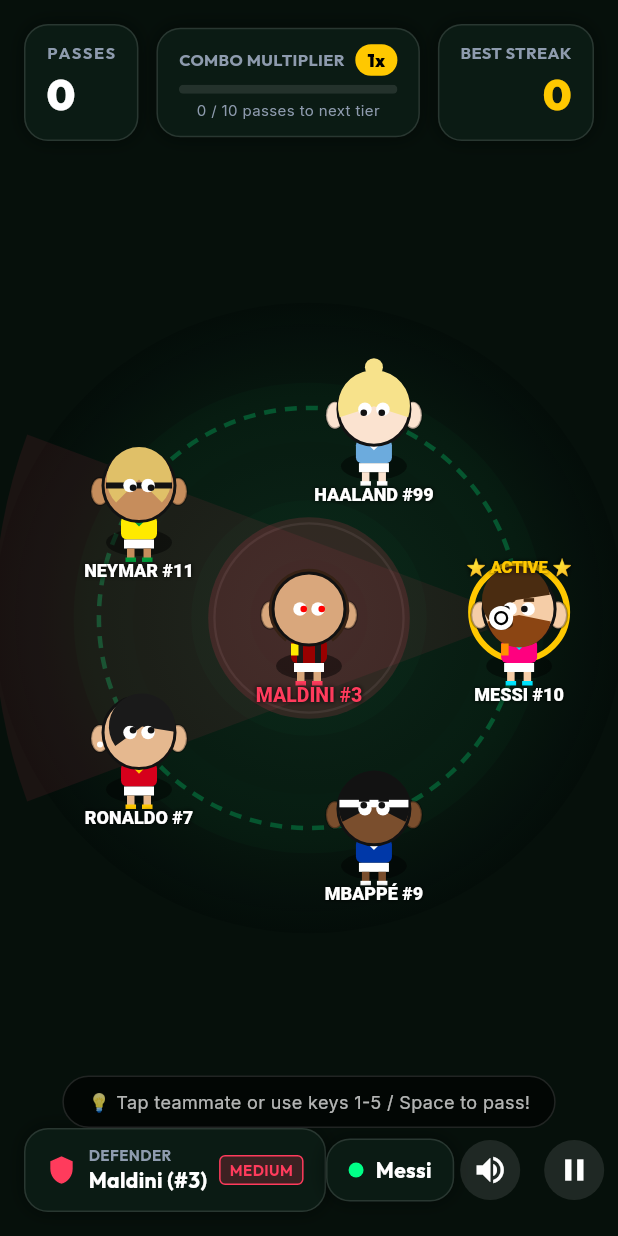
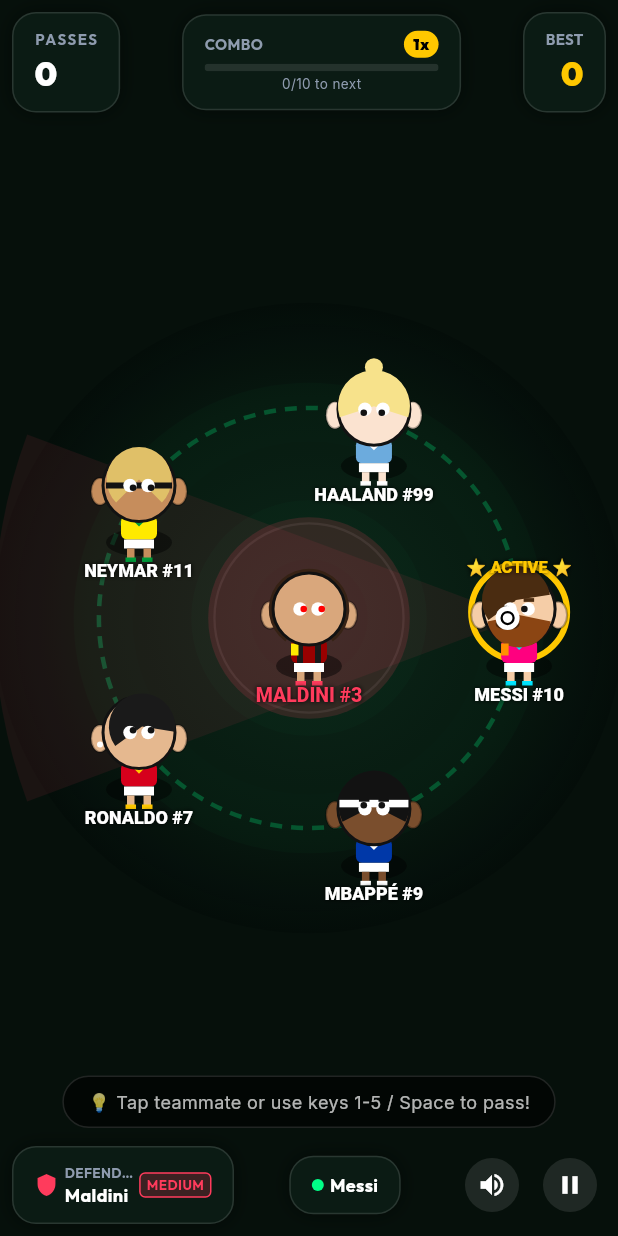
Before and after one commit to SachidanandM14210/football_game, a Flutter app: the screen it shows after launch, after a tap on "SOLO MODE", on a phone screen of 412 x 824 dp. Run offline on Flutter 3.47's test engine with Material 3 defaults, Android fonts, the phone set to English and light mode, and no system bars; our stand-ins replace google_fonts, shared_preferences.

Commit message:
Optimize app performance, eliminate main thread stutter, and fix mobile RenderFlex overflow in HUD overlay

```diff
--- a/lib/engine/game_engine.dart
+++ b/lib/engine/game_engine.dart
@@ -250,11 +250,16 @@
       }
     }
 
+    final prevOwner = ball.owner;
     ball.update();
     checkBallInteractions();
     handleAIPasses(deltaTime);
     updateEffects();
-    notifyListeners();
+
+    // Rebuild UI only if ball owner changed or effects/state active to prevent main thread stutter
+    if (prevOwner != ball.owner || floatingTexts.isNotEmpty || particles.isNotEmpty) {
+      notifyListeners();
+    }
   }
 
   void checkBallInteractions() {
--- a/lib/widgets/hud_overlay.dart
+++ b/lib/widgets/hud_overlay.dart
@@ -26,89 +26,98 @@
         children: [
           // Top HUD Bar
           Positioned(
-            top: 16,
-            left: 16,
-            right: 16,
+            top: 8,
+            left: 8,
+            right: 8,
             child: Row(
               mainAxisAlignment: MainAxisAlignment.spaceBetween,
               children: [
                 // Score Card
-                _buildGlassCard(
+                Flexible(
+                  child: _buildGlassCard(
                     child: Column(
                       crossAxisAlignment: CrossAxisAlignment.start,
+                      mainAxisSize: MainAxisSize.min,
                       children: [
                         Text(
                           'PASSES',
                           style: GoogleFonts.outfit(
                             color: const Color(0xFF8E9BAE),
-                          fontSize: 11,
+                            fontSize: 10,
                             fontWeight: FontWeight.bold,
-                          letterSpacing: 1.1,
+                            letterSpacing: 1.0,
                           ),
                         ),
                         Text(
                           '${game.score}',
                           style: GoogleFonts.outfit(
                             color: Colors.white,
-                          fontSize: 28,
+                            fontSize: 22,
                             fontWeight: FontWeight.w900,
                           ),
                         ),
                       ],
                     ),
                   ),
+                ),
 
                 // Combo Card
                 Expanded(
+                  flex: 2,
                   child: Container(
-                    margin: const EdgeInsets.symmetric(horizontal: 12),
+                    margin: const EdgeInsets.symmetric(horizontal: 6),
                     child: _buildGlassCard(
                       child: Column(
+                        mainAxisSize: MainAxisSize.min,
                         children: [
                           Row(
                             mainAxisAlignment: MainAxisAlignment.spaceBetween,
                             children: [
-                              Text(
-                                'COMBO MULTIPLIER',
+                              Flexible(
+                                child: Text(
+                                  'COMBO',
+                                  overflow: TextOverflow.ellipsis,
                                   style: GoogleFonts.outfit(
                                     color: const Color(0xFF8E9BAE),
-                                  fontSize: 11,
+                                    fontSize: 10,
                                     fontWeight: FontWeight.bold,
                                   ),
                                 ),
+                              ),
                               Container(
-                                padding: const EdgeInsets.symmetric(horizontal: 8, vertical: 2),
+                                padding: const EdgeInsets.symmetric(horizontal: 6, vertical: 1),
                                 decoration: BoxDecoration(
                                   color: const Color(0xFFFFC800),
-                                  borderRadius: BorderRadius.circular(12),
+                                  borderRadius: BorderRadius.circular(10),
                                 ),
                                 child: Text(
                                   '${game.comboMultiplier}x',
                                   style: GoogleFonts.outfit(
                                     color: Colors.black,
-                                    fontSize: 12,
+                                    fontSize: 11,
                                     fontWeight: FontWeight.w900,
                                   ),
                                 ),
                               ),
                             ],
                           ),
-                          const SizedBox(height: 6),
+                          const SizedBox(height: 4),
                           ClipRRect(
                             borderRadius: BorderRadius.circular(4),
                             child: LinearProgressIndicator(
                               value: progress,
                               backgroundColor: Colors.white.withOpacity(0.1),
                               valueColor: const AlwaysStoppedAnimation<Color>(Color(0xFFFFC800)),
-                              minHeight: 6,
+                              minHeight: 5,
                             ),
                           ),
-                          const SizedBox(height: 4),
+                          const SizedBox(height: 2),
                           Text(
-                            '${game.passStreak % 10} / 10 passes to next tier',
+                            '${game.passStreak % 10}/10 to next',
+                            overflow: TextOverflow.ellipsis,
                             style: GoogleFonts.inter(
                               color: const Color(0xFF8E9BAE),
-                              fontSize: 10,
+                              fontSize: 9,
                             ),
                           ),
                         ],
@@ -118,15 +127,17 @@
                 ),
 
                 // Best Streak Card
-                _buildGlassCard(
+                Flexible(
+                  child: _buildGlassCard(
                     child: Column(
                       crossAxisAlignment: CrossAxisAlignment.end,
+                      mainAxisSize: MainAxisSize.min,
                       children: [
                         Text(
-                        'BEST STREAK',
+                          'BEST',
                           style: GoogleFonts.outfit(
                             color: const Color(0xFF8E9BAE),
-                          fontSize: 11,
+                            fontSize: 10,
                             fontWeight: FontWeight.bold,
                           ),
                         ),
@@ -134,11 +145,12 @@
                           '${game.bestStreak}',
                           style: GoogleFonts.outfit(
                             color: const Color(0xFFFFC800),
-                          fontSize: 28,
+                            fontSize: 22,
                             fontWeight: FontWeight.w900,
                           ),
                         ),
                       ],
+                    ),
                   ),
                 ),
               ],
@@ -147,34 +159,41 @@
 
           // Bottom HUD Bar
           Positioned(
-            bottom: 16,
-            left: 16,
-            right: 16,
+            bottom: 8,
+            left: 8,
+            right: 8,
             child: Row(
               mainAxisAlignment: MainAxisAlignment.spaceBetween,
               children: [
                 // Defender Badge Card
-                _buildGlassCard(
+                Flexible(
+                  child: _buildGlassCard(
                     child: Row(
+                      mainAxisSize: MainAxisSize.min,
                       children: [
-                      const Icon(Icons.shield, color: Color(0xFFFF3B5C), size: 20),
-                      const SizedBox(width: 8),
-                      Column(
+                        const Icon(Icons.shield, color: Color(0xFFFF3B5C), size: 16),
+                        const SizedBox(width: 4),
+                        Flexible(
+                          child: Column(
                             crossAxisAlignment: CrossAxisAlignment.start,
+                            mainAxisSize: MainAxisSize.min,
                             children: [
                               Text(
                                 'DEFENDER',
-                            style: GoogleFonts.outfit(color: const Color(0xFF8E9BAE), fontSize: 10, fontWeight: FontWeight.bold),
+                                overflow: TextOverflow.ellipsis,
+                                style: GoogleFonts.outfit(color: const Color(0xFF8E9BAE), fontSize: 9, fontWeight: FontWeight.bold),
                               ),
                               Text(
-                            'Maldini (#3)',
-                            style: GoogleFonts.outfit(color: Colors.white, fontSize: 14, fontWeight: FontWeight.bold),
+                                'Maldini',
+                                overflow: TextOverflow.ellipsis,
+                                style: GoogleFonts.outfit(color: Colors.white, fontSize: 12, fontWeight: FontWeight.bold),
                               ),
                             ],
                           ),
-                      const SizedBox(width: 8),
+                        ),
+                        const SizedBox(width: 4),
                         Container(
-                        padding: const EdgeInsets.symmetric(horizontal: 6, vertical: 2),
+                          padding: const EdgeInsets.symmetric(horizontal: 4, vertical: 1),
                           decoration: BoxDecoration(
                             color: const Color(0x33FF3B5C),
                             borderRadius: BorderRadius.circular(4),
@@ -182,47 +201,60 @@
                           ),
                           child: Text(
                             game.difficulty.toUpperCase(),
-                          style: GoogleFonts.outfit(color: const Color(0xFFFF3B5C), fontSize: 10, fontWeight: FontWeight.bold),
+                            style: GoogleFonts.outfit(color: const Color(0xFFFF3B5C), fontSize: 9, fontWeight: FontWeight.bold),
                           ),
                         ),
                       ],
                     ),
                   ),
+                ),
 
                 // Active Ball Carrier Badge
                 if (activeCarrier != null)
-                  _buildGlassCard(
+                  Flexible(
+                    child: _buildGlassCard(
                       child: Row(
+                        mainAxisSize: MainAxisSize.min,
                         children: [
                           Container(
-                          width: 10,
-                          height: 10,
+                            width: 8,
+                            height: 8,
                             decoration: const BoxDecoration(color: Color(0xFF00FF87), shape: BoxShape.circle),
                           ),
-                        const SizedBox(width: 8),
-                        Text(
+                          const SizedBox(width: 4),
+                          Flexible(
+                            child: Text(
                               activeCarrier.name,
-                          style: GoogleFonts.outfit(color: Colors.white, fontSize: 14, fontWeight: FontWeight.bold),
+                              overflow: TextOverflow.ellipsis,
+                              style: GoogleFonts.outfit(color: Colors.white, fontSize: 12, fontWeight: FontWeight.bold),
+                            ),
                           ),
                         ],
+                      ),
                     ),
                   ),
 
                 // Control Action Buttons
                 Row(
+                  mainAxisSize: MainAxisSize.min,
                   children: [
                     IconButton(
+                      constraints: const BoxConstraints(minWidth: 36, minHeight: 36),
+                      padding: EdgeInsets.zero,
                       onPressed: onToggleSound,
                       icon: Icon(
                         game.sfx ? Icons.volume_up : Icons.volume_off,
                         color: Colors.white,
+                        size: 20,
                       ),
                       style: IconButton.styleFrom(backgroundColor: Colors.white.withOpacity(0.1)),
                     ),
-                    const SizedBox(width: 8),
+                    const SizedBox(width: 4),
                     IconButton(
+                      constraints: const BoxConstraints(minWidth: 36, minHeight: 36),
+                      padding: EdgeInsets.zero,
                       onPressed: onPause,
-                      icon: const Icon(Icons.pause, color: Colors.white),
+                      icon: const Icon(Icons.pause, color: Colors.white, size: 20),
                       style: IconButton.styleFrom(backgroundColor: Colors.white.withOpacity(0.1)),
                     ),
                   ],
```
Also changed, not shown: 1 other file. Lines whose indentation alone changed are shown as unchanged.
